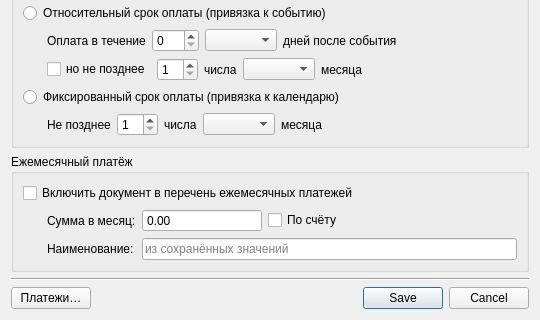
Qt form designer/ui/contractdialog.ui (Aleee/FinanceCalender) before a commit; both pictures show x 0 to 540 and y 381 to 701 of the 540 by 701 pixel window.
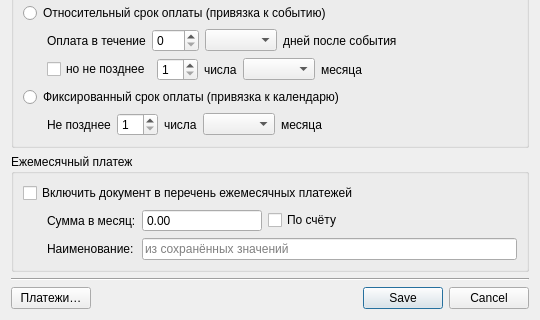
The same form after that commit.

Diff of the .ui file:
```diff
--- a/designer/ui/contractdialog.ui
+++ b/designer/ui/contractdialog.ui
@@ -381,7 +381,7 @@
    <item>
     <widget class="QGroupBox" name="gb_monthly">
      <property name="title">
-      <string>Ежемесячный платёж</string>
+      <string>Ежемесячный платеж</string>
      </property>
      <layout class="QVBoxLayout" name="verticalLayout_4">
       <item>
```
Left out of the diff: 2 changed lines with no effect on the pictures.
